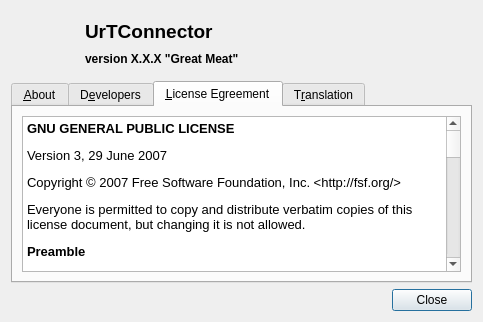
This is src/about_dialog.ui in navrocky/urtconnector as Qt 5 draws it before an edit. The edited form follows.
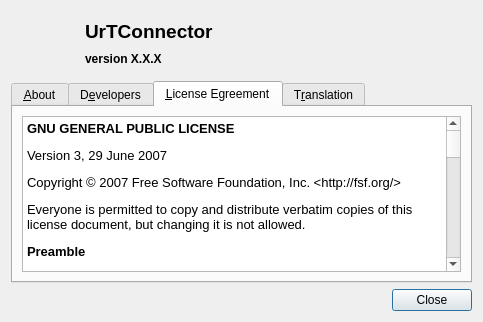
This is the edited form. The open tabs and pages were chosen to show the change. Icons and pictures are not drawn.

Commit message: - fixed bug #36 with launch game in "c:\program files" - fixed build on windows

Patch:
```diff
--- a/src/about_dialog.ui
+++ b/src/about_dialog.ui
@@ -88,7 +88,7 @@
           </font>
          </property>
          <property name="text">
-          <string>version X.X.X &quot;Great Meat&quot;</string>
+          <string>version X.X.X</string>
          </property>
         </widget>
        </item>
```
Left out of the diff: 300 changed lines with no effect on the pictures. The commit also changes 5 other files.
